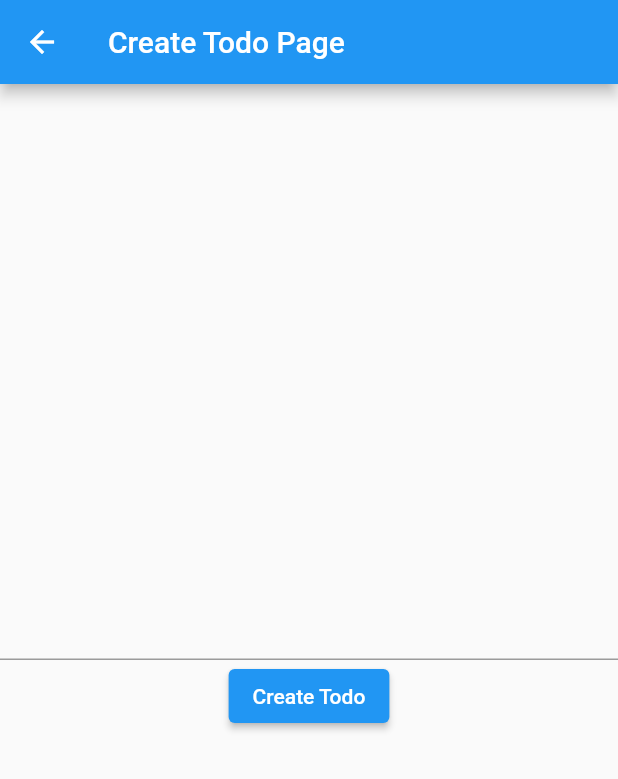
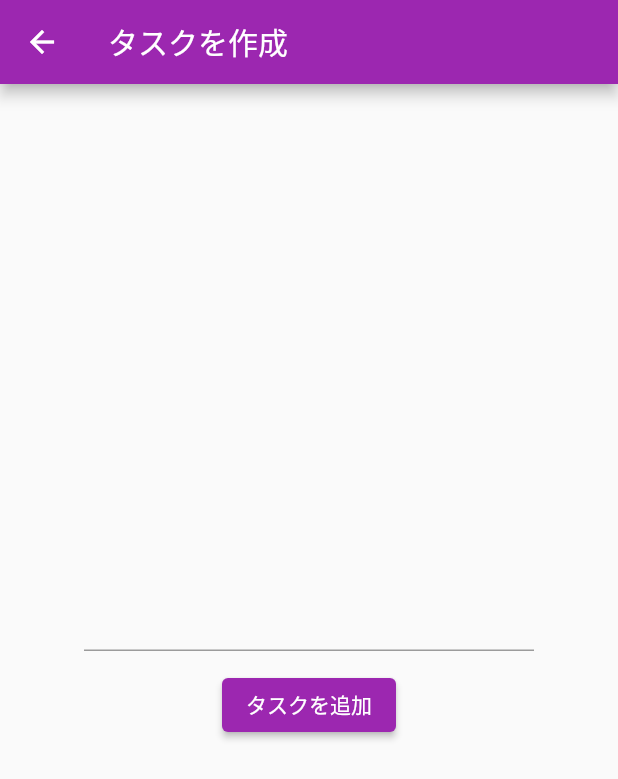
Before and after one commit to KonnoHaruto/provider_todo_app, a Flutter app: the screen it shows after launch, after a tap on the "add" icon, on a phone screen of 412 x 824 dp. Shown: the top 779 px of the screen. Run offline on Flutter 3.47's test engine with Material 2 defaults, Android fonts, the phone set to English and light mode, and no system bars; our stand-ins replace flutter_riverpod, freezed_annotation.

Commit message:
all commit

```diff
--- a/lib/main.dart
+++ b/lib/main.dart
@@ -11,10 +11,13 @@ class MyApp extends StatelessWidget {
 
   @override
   Widget build(BuildContext context) {
-    return const MaterialApp(
+    return MaterialApp(
       debugShowCheckedModeBanner: false,
       title: 'Provider Todo App',
-      home: MyHomePage(),
+      theme: ThemeData(
+        primaryColor: Colors.purple,
+      ),
+      home: const MyHomePage(),
     );
   }
 }
--- a/lib/view/todo_create_page_view.dart
+++ b/lib/view/todo_create_page_view.dart
@@ -10,7 +10,8 @@ class CreateTodoPage extends ConsumerWidget {
     final viewModel = watch(todoListProvider.notifier);
     return Scaffold(
       appBar: AppBar(
-        title: const Text('Create Todo Page'),
+        backgroundColor: Theme.of(context).primaryColor,
+        title: const Text('タスクを作成'),
       ),
       body: Center(
         child: Column(
@@ -18,15 +19,22 @@ class CreateTodoPage extends ConsumerWidget {
 
           // mainAxisSize: MainAxisSize.min,
           children: [
-            TextField(
-              controller: viewModel.textEditingController,
+            SizedBox(
+              width: 300,
+              height: 60,
+              child: TextField(
+                controller: viewModel.textEditingController,
+              ),
             ),
             ElevatedButton(onPressed: () {
               viewModel.createTodo(viewModel.textEditingController.text);
               viewModel.textEditingController.clear();
               Navigator.pop(context);
             },
-            child: const Text('Create Todo'),
+            style: ElevatedButton.styleFrom(
+              primary: Theme.of(context).primaryColor,
+            ),
+            child: const Text('タスクを追加'),
             ),
           ],
         ),
--- a/lib/view/todo_home_page_view.dart
+++ b/lib/view/todo_home_page_view.dart
@@ -14,6 +14,7 @@ class MyHomePage extends ConsumerWidget {
     return Scaffold(
       appBar: AppBar(
         title: const Text('Provider Todo App'),
+        backgroundColor: Theme.of(context).primaryColor,
       ),
       body: ListView.builder(
         itemCount: state.todoList.length,
@@ -25,7 +26,8 @@ class MyHomePage extends ConsumerWidget {
               Navigator.push<Widget>(
                 context,
                 MaterialPageRoute(
-                  builder: (context) => UpdateTodoPage(id: data.id),
+                  builder: (context) =>
+                  UpdateTodoPage(data: data),
                 ),
               );
             },
@@ -39,6 +41,7 @@ class MyHomePage extends ConsumerWidget {
         },
       ),
       floatingActionButton: FloatingActionButton(
+        backgroundColor: Theme.of(context).primaryColor,
         onPressed: () {
           Navigator.push<Widget>(
             context,
```
Also changed, not shown: lib/view/todo_update_page_view.dart (+34 -4 lines).
